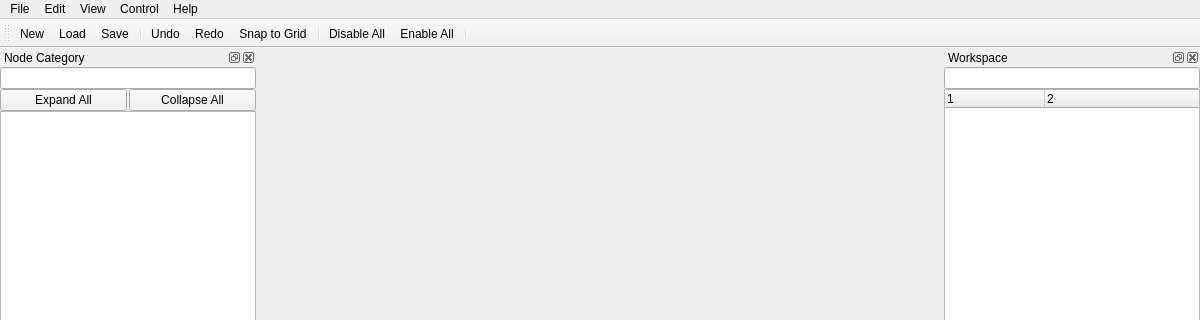
pbunnun/SeeWeDev, file CVDevLibrary/MainWindow.ui: the form before one commit; both pictures show x 0 to 1200 and y 0 to 320 of the 1200 by 800 pixel window.
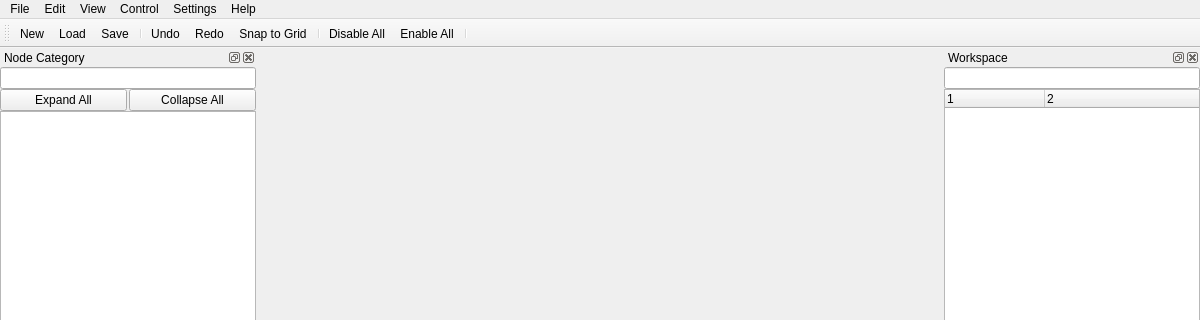
The form after the commit. Icons and pictures are not drawn. Custom widgets are drawn as their Qt base class.

Patch:
```diff
--- a/CVDevLibrary/MainWindow.ui
+++ b/CVDevLibrary/MainWindow.ui
@@ -54,7 +54,7 @@
      <x>0</x>
      <y>0</y>
      <width>1200</width>
-     <height>26</height>
+     <height>37</height>
     </rect>
    </property>
    <widget class="QMenu" name="mpMenuFile">
@@ -115,6 +115,23 @@
     <addaction name="mpActionEnableAll"/>
     <addaction name="separator"/>
    </widget>
+   <widget class="QMenu" name="menuSettings">
+    <property name="title">
+     <string>Settings</string>
+    </property>
+    <addaction name="mpMenuOperationModes"/>
+    <addaction name="separator"/>
+    <addaction name="mpActionZenohSettings"/>
+    <addaction name="mpActionCycloneDDSSettings"/>
+   </widget>
+     <widget class="QMenu" name="mpMenuOperationModes">
+    <property name="title">
+     <string>Operation Modes</string>
+    </property>
+    <addaction name="mpActionModeQt"/>
+    <addaction name="mpActionModeZenoh"/>
+    <addaction name="mpActionModeCycloneDDS"/>
+     </widget>
    <widget class="QMenu" name="menuHelp">
     <property name="title">
      <string>Help</string>
@@ -125,6 +142,7 @@
    <addaction name="menuEdit"/>
    <addaction name="mpMenuView"/>
    <addaction name="menuControl"/>
+   <addaction name="menuSettings"/>
    <addaction name="menuHelp"/>
   </widget>
   <widget class="QStatusBar" name="mpStatusBar"/>
```
Left out of the diff: 46 changed lines with no effect on the pictures.
